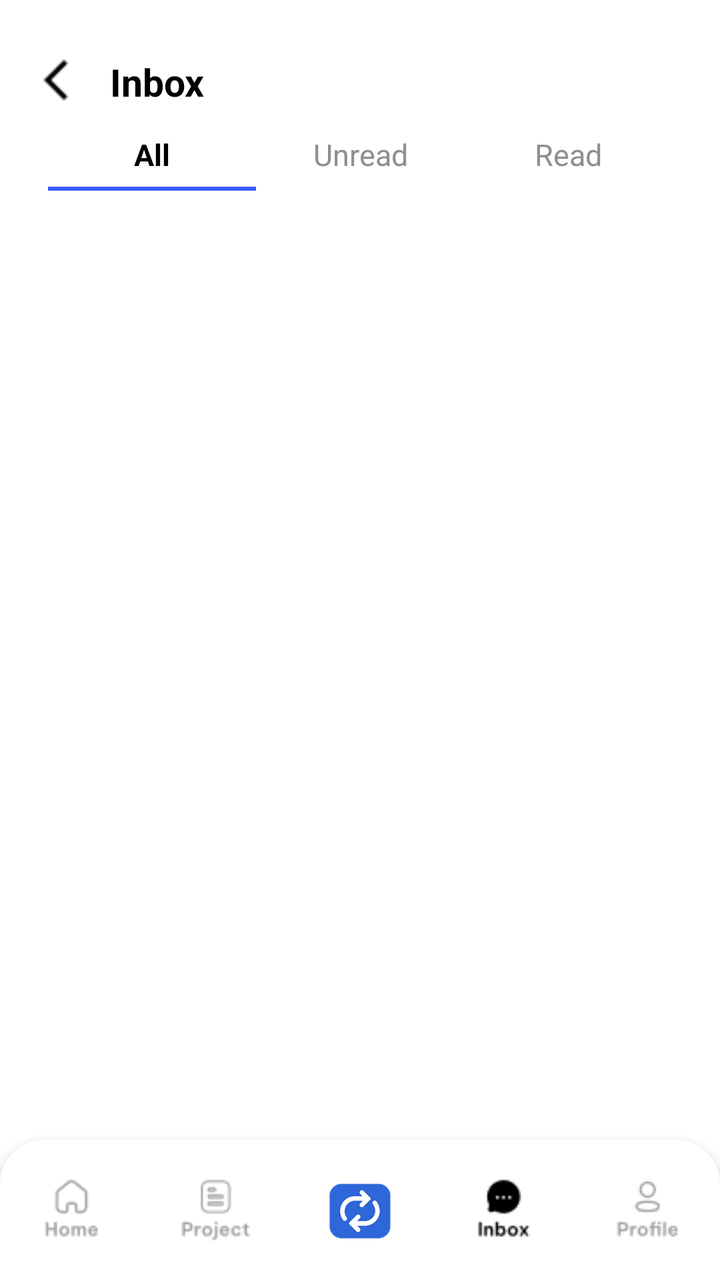
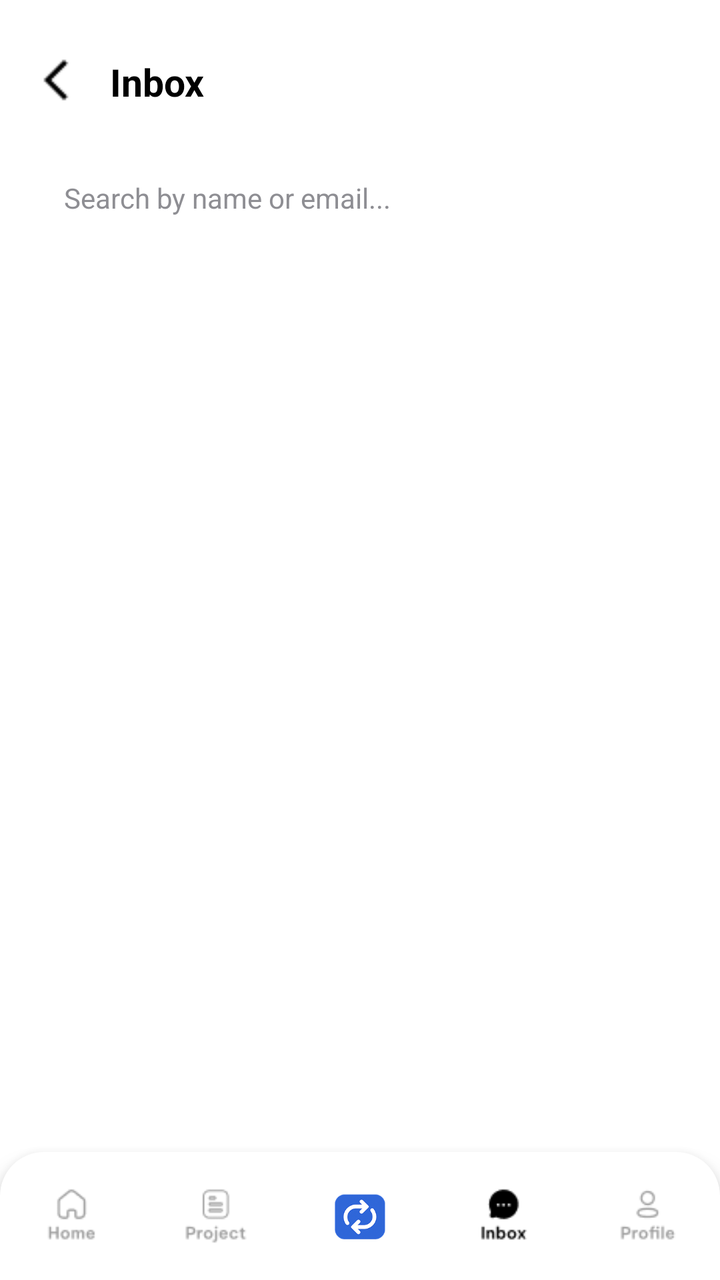

Screens rendered from an Android XML layout before and after an edit, with the pre-edit source and the edit as a unified diff.
<!-- AndroidManifest.xml: application theme Theme.Teamflow -->
<!-- res/layout/activity_inbox_all.xml -->
<?xml version="1.0" encoding="utf-8"?>
<RelativeLayout xmlns:android="http://schemas.android.com/apk/res/android"
    xmlns:app="http://schemas.android.com/apk/res-auto"
    xmlns:tools="http://schemas.android.com/tools"
    android:layout_width="match_parent"
    android:layout_height="match_parent"
    android:background="@color/white"
    android:paddingTop="15dp"
    tools:context=".inbox_all">

    
    <RelativeLayout
        android:id="@+id/topBar"
        android:layout_width="match_parent"
        android:layout_height="52dp"
        android:paddingStart="16dp"
        android:paddingEnd="16dp"
        android:gravity="center_vertical">

        <ImageView
            android:id="@+id/backArrow"
            android:layout_width="24dp"
            android:layout_height="24dp"
            android:src="@drawable/back_arrow_head"
            android:layout_alignParentStart="true" />

        <TextView
            android:id="@+id/title"
            android:layout_width="wrap_content"
            android:layout_height="wrap_content"
            android:layout_toEndOf="@id/backArrow"
            android:layout_marginLeft="15dp"
            android:text="Inbox"
            android:textColor="@color/black"
            android:textSize="19sp"
            android:textStyle="bold" />
    </RelativeLayout>

    
    <LinearLayout
        android:id="@+id/tabLayout"
        android:layout_below="@id/topBar"
        android:layout_width="match_parent"
        android:layout_height="wrap_content"
        android:orientation="horizontal"
        android:gravity="center"
        android:paddingHorizontal="24dp">

        <TextView
            android:id="@+id/tabAll"
            android:layout_width="0dp"
            android:layout_height="wrap_content"
            android:layout_weight="1"
            android:gravity="center"
            android:text="All"
            android:textColor="@color/black"
            android:textStyle="bold"
            android:textSize="15sp" />

        <TextView
            android:id="@+id/tabUnread"
            android:layout_width="0dp"
            android:layout_height="wrap_content"
            android:layout_weight="1"
            android:gravity="center"
            android:text="Unread"
            android:textColor="@color/textgrey"
            android:textSize="15sp" />

        <TextView
            android:id="@+id/tabRead"
            android:layout_width="0dp"
            android:layout_height="wrap_content"
            android:layout_weight="1"
            android:gravity="center"
            android:text="Read"
            android:textColor="@color/textgrey"
            android:textSize="15sp" />
    </LinearLayout>

    
    <LinearLayout
        android:id="@+id/tabUnderlineRow"
        android:layout_width="match_parent"
        android:layout_height="2dp"
        android:layout_below="@id/tabLayout"
        android:layout_marginTop="6dp"
        android:paddingHorizontal="24dp"
        android:orientation="horizontal"
        android:weightSum="3">

        <View
            android:layout_width="0dp"
            android:layout_height="match_parent"
            android:layout_weight="1"
            android:background="@color/bluebg" />

        <View
            android:layout_width="0dp"
            android:layout_height="match_parent"
            android:layout_weight="1"
            android:background="@android:color/transparent" />

        <View
            android:layout_width="0dp"
            android:layout_height="match_parent"
            android:layout_weight="1"
            android:background="@android:color/transparent" />
    </LinearLayout>

    
    <androidx.recyclerview.widget.RecyclerView
        android:id="@+id/rvConversations"
        android:layout_width="match_parent"
        android:layout_height="match_parent"
        android:layout_below="@id/tabUnderlineRow"
        android:layout_above="@id/bottomNav"
        android:paddingHorizontal="20dp"
        android:paddingTop="10dp"
        android:clipToPadding="false" />

    
    <LinearLayout
        android:id="@+id/bottomNav"
        android:layout_alignParentBottom="true"
        android:layout_width="match_parent"
        android:layout_height="70dp"
        android:orientation="horizontal"
        android:weightSum="5"
        android:background="@drawable/bg_bottom_nav_round"
        android:elevation="8dp"
        android:paddingVertical="8dp">

        <LinearLayout 
            android:id="@+id/navHome"
            android:layout_width="0dp" 
            android:layout_height="match_parent" 
            android:layout_weight="1" 
            android:gravity="center">
            <ImageView 
                android:layout_width="match_parent" 
                android:layout_height="match_parent" 
                android:layout_margin="10dp" 
                android:src="@drawable/home_unselect"/>
        </LinearLayout>

        <LinearLayout 
            android:id="@+id/navProjects"
            android:layout_width="0dp" 
            android:layout_height="match_parent" 
            android:layout_weight="1" 
            android:gravity="center">
            <ImageView 
                android:layout_width="match_parent" 
                android:layout_height="match_parent" 
                android:layout_margin="10dp" 
                android:src="@drawable/project_unselect"/>
        </LinearLayout>

        <LinearLayout 
            android:id="@+id/navCalendar"
            android:layout_width="0dp" 
            android:layout_height="match_parent" 
            android:layout_weight="1" 
            android:gravity="center">
            <ImageView 
                android:layout_width="match_parent" 
                android:layout_height="match_parent" 
                android:layout_margin="10dp" 
                android:src="@drawable/logo_main"/>
        </LinearLayout>

        <LinearLayout 
            android:id="@+id/navInbox"
            android:layout_width="0dp" 
            android:layout_height="match_parent" 
            android:layout_weight="1" 
            android:gravity="center">
            <ImageView 
                android:layout_width="match_parent" 
                android:layout_height="match_parent" 
                android:layout_margin="10dp" 
                android:src="@drawable/inbox_selected"/>
        </LinearLayout>

        <LinearLayout 
            android:id="@+id/navProfile"
            android:layout_width="0dp" 
            android:layout_height="match_parent" 
            android:layout_weight="1" 
            android:gravity="center">
            <ImageView 
                android:layout_width="match_parent" 
                android:layout_height="match_parent" 
                android:layout_margin="10dp" 
                android:src="@drawable/profile_unselect"/>
        </LinearLayout>
    </LinearLayout>

</RelativeLayout>
<!-- resources referenced by this layout -->
<resources>
  <color name="black">#FF000000</color>
  <color name="bluebg">#375DFB</color>
  <color name="textgrey">#8E8E93</color>
  <color name="white">#FFFFFFFF</color>
  <!-- drawable back_arrow_head: png bitmap (drawable, 210 bytes) -->
  <!-- drawable bg_bottom_nav_round (drawable) -->
  <?xml version="1.0" encoding="utf-8"?>
  <shape xmlns:android="http://schemas.android.com/apk/res/android">
      <corners android:topLeftRadius="22dp" android:topRightRadius="22dp" />
      <solid android:color="@color/white" />
  </shape>
  <!-- drawable home_unselect: png bitmap (drawable, 898 bytes) -->
  <!-- drawable inbox_selected: png bitmap (drawable, 603 bytes) -->
  <!-- drawable logo_main: png bitmap (drawable, 15760 bytes) -->
  <!-- drawable profile_unselect: png bitmap (drawable, 1003 bytes) -->
  <!-- drawable project_unselect: png bitmap (drawable, 1091 bytes) -->
  <style name="Theme.Teamflow" parent="Base.Theme.Teamflow" />
  <style name="Base.Theme.Teamflow" parent="Theme.Material3.DayNight.NoActionBar">
          
         <item name="colorPrimary">#2F6CE5</item>
      </style>
</resources>

<!-- the commit's change to res/layout/activity_inbox_all.xml (unified diff, before → after) -->
@@ -38,74 +38,29 @@
 
     
     <LinearLayout
-        android:id="@+id/tabLayout"
+        android:id="@+id/searchContainer"
         android:layout_below="@id/topBar"
         android:layout_width="match_parent"
         android:layout_height="wrap_content"
         android:orientation="horizontal"
-        android:gravity="center"
-        android:paddingHorizontal="24dp">
+        android:gravity="center_vertical"
+        android:paddingHorizontal="16dp"
+        android:paddingVertical="8dp">
 
-        <TextView
-            android:id="@+id/tabAll"
+        <EditText
+            android:id="@+id/etSearch"
             android:layout_width="0dp"
-            android:layout_height="wrap_content"
+            android:layout_height="48dp"
             android:layout_weight="1"
-            android:gravity="center"
-            android:text="All"
+            android:background="@drawable/bg_card_round"
+            android:paddingHorizontal="16dp"
+            android:hint="Search by name or email..."
+            android:textColorHint="@color/textgrey"
             android:textColor="@color/black"
-            android:textStyle="bold"
-            android:textSize="15sp" />
-
-        <TextView
-            android:id="@+id/tabUnread"
-            android:layout_width="0dp"
-            android:layout_height="wrap_content"
-            android:layout_weight="1"
-            android:gravity="center"
-            android:text="Unread"
-            android:textColor="@color/textgrey"
-            android:textSize="15sp" />
-
-        <TextView
-            android:id="@+id/tabRead"
-            android:layout_width="0dp"
-            android:layout_height="wrap_content"
-            android:layout_weight="1"
-            android:gravity="center"
-            android:text="Read"
-            android:textColor="@color/textgrey"
-            android:textSize="15sp" />
-    </LinearLayout>
-
-    
-    <LinearLayout
-        android:id="@+id/tabUnderlineRow"
-        android:layout_width="match_parent"
-        android:layout_height="2dp"
-        android:layout_below="@id/tabLayout"
-        android:layout_marginTop="6dp"
-        android:paddingHorizontal="24dp"
-        android:orientation="horizontal"
-        android:weightSum="3">
-
-        <View
-            android:layout_width="0dp"
-            android:layout_height="match_parent"
-            android:layout_weight="1"
-            android:background="@color/bluebg" />
-
-        <View
-            android:layout_width="0dp"
-            android:layout_height="match_parent"
-            android:layout_weight="1"
-            android:background="@android:color/transparent" />
-
-        <View
-            android:layout_width="0dp"
-            android:layout_height="match_parent"
-            android:layout_weight="1"
-            android:background="@android:color/transparent" />
+            android:textSize="14sp"
+            android:inputType="text"
+            android:maxLines="1"
+            android:imeOptions="actionSearch" />
     </LinearLayout>
 
     
@@ -113,7 +68,7 @@
         android:id="@+id/rvConversations"
         android:layout_width="match_parent"
         android:layout_height="match_parent"
-        android:layout_below="@id/tabUnderlineRow"
+        android:layout_below="@id/searchContainer"
         android:layout_above="@id/bottomNav"
         android:paddingHorizontal="20dp"
         android:paddingTop="10dp"
@@ -124,7 +79,7 @@
         android:id="@+id/bottomNav"
         android:layout_alignParentBottom="true"
         android:layout_width="match_parent"
-        android:layout_height="70dp"
+        android:layout_height="64dp"
         android:orientation="horizontal"
         android:weightSum="5"
         android:background="@drawable/bg_bottom_nav_round"
<!-- resource entries referenced after the edit -->
@@ -1,7 +1,6 @@
 <!-- resources referenced by this layout -->
 <resources>
   <color name="black">#FF000000</color>
-  <color name="bluebg">#375DFB</color>
   <color name="textgrey">#8E8E93</color>
   <color name="white">#FFFFFFFF</color>
   <!-- drawable back_arrow_head: png bitmap (drawable, 210 bytes) -->
@@ -9,6 +8,12 @@
   <?xml version="1.0" encoding="utf-8"?>
   <shape xmlns:android="http://schemas.android.com/apk/res/android">
       <corners android:topLeftRadius="22dp" android:topRightRadius="22dp" />
+      <solid android:color="@color/white" />
+  </shape>
+  <!-- drawable bg_card_round (drawable) -->
+  <?xml version="1.0" encoding="utf-8"?>
+  <shape xmlns:android="http://schemas.android.com/apk/res/android">
+      <corners android:radius="16dp" />
       <solid android:color="@color/white" />
   </shape>
   <!-- drawable home_unselect: png bitmap (drawable, 898 bytes) -->
